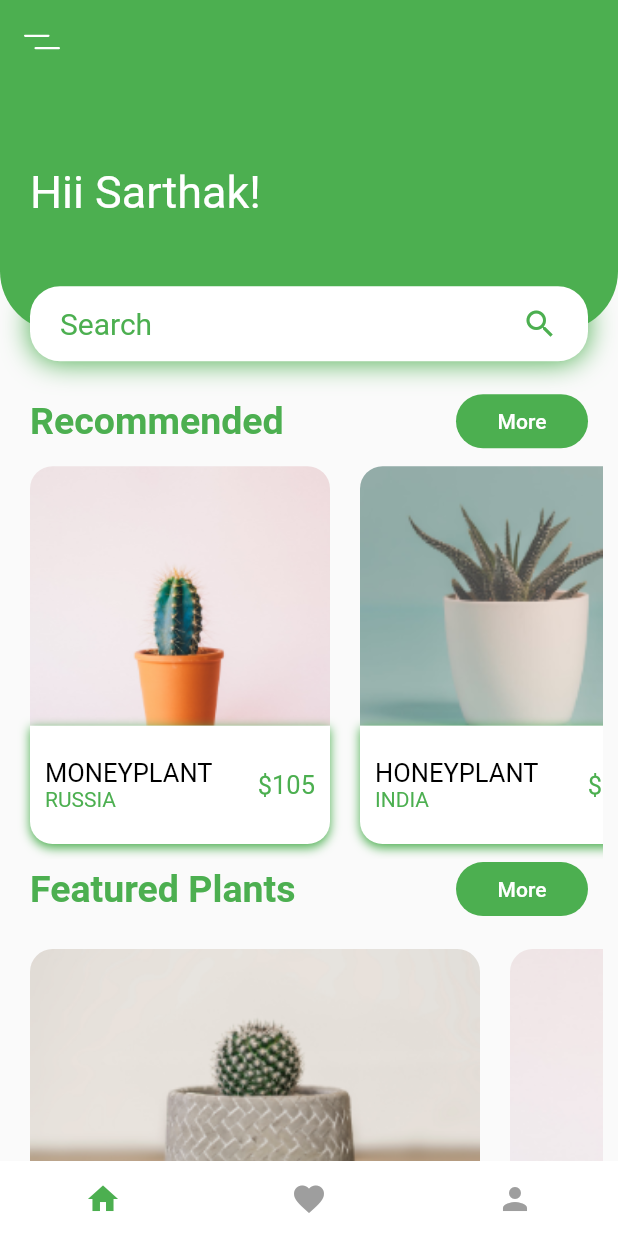
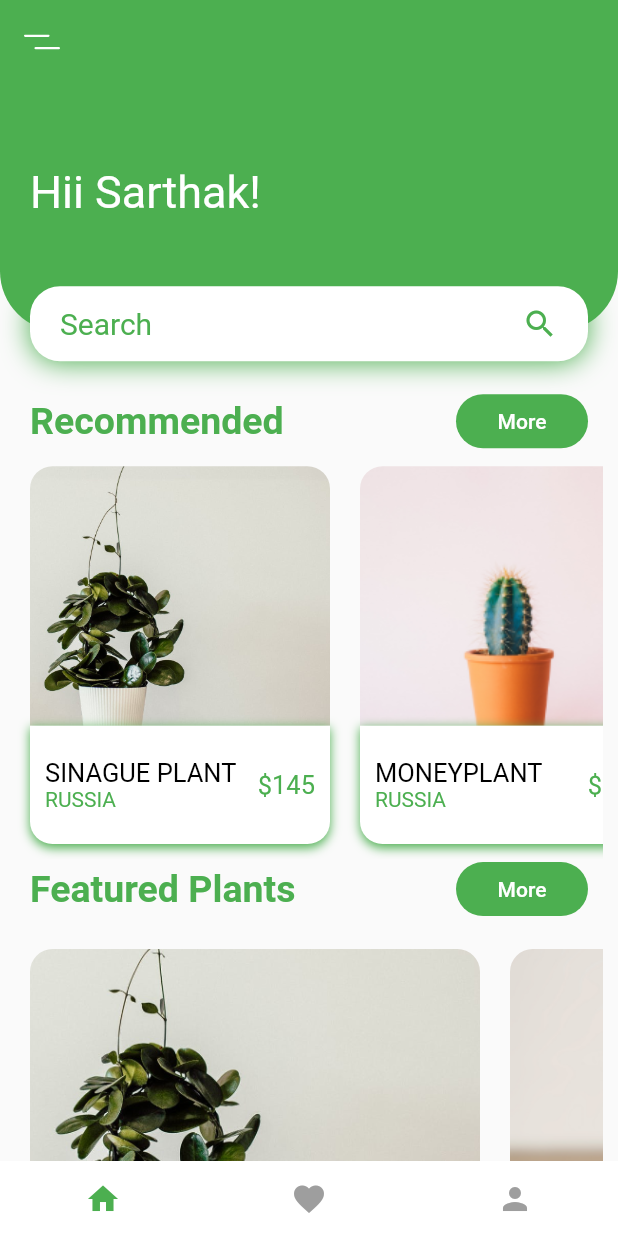
Before and after one commit to sarthaksinghsoamvanshi/plant_app, a Flutter app: the screen it shows after launch, on a phone screen of 412 x 824 dp. Run offline on Flutter 3.47's test engine with Material 2 defaults, Android fonts, the phone set to English and light mode, and no system bars; our stand-ins replace flutter_svg.

Commit message:
Last Commit

```diff
--- a/lib/listview.dart
+++ b/lib/listview.dart
@@ -8,6 +8,12 @@ class FirstList extends StatelessWidget {
   @override
   Widget build(BuildContext context) {
     var plants = [
+       {
+        "plant": "Sinague plant",
+        "image": "images/f.png",
+        "price": 145,
+        "country": "russia"
+      },
       {
         "plant": "Moneyplant",
         "image": "images/b.png",
--- a/lib/listview2.dart
+++ b/lib/listview2.dart
@@ -8,6 +8,12 @@ class SecondList extends StatelessWidget {
   @override
   Widget build(BuildContext context) {
     var plants = [
+       {
+        "plant": "Sinague plant",
+        "image": "images/f.png",
+        "price": 145,
+        "country": "russia"
+      },
       {
         "plant": "Rose plant",
         "image": "images/a.png",
```
Also changed, not shown: lib/detailpage.dart (+4 -4 lines).
